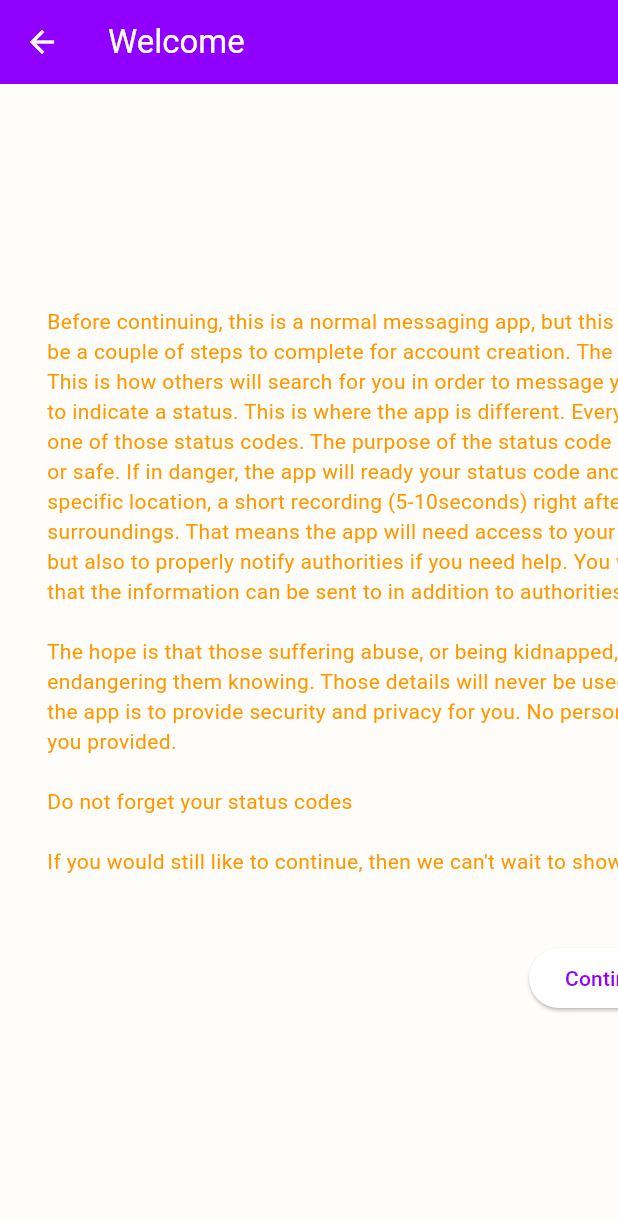
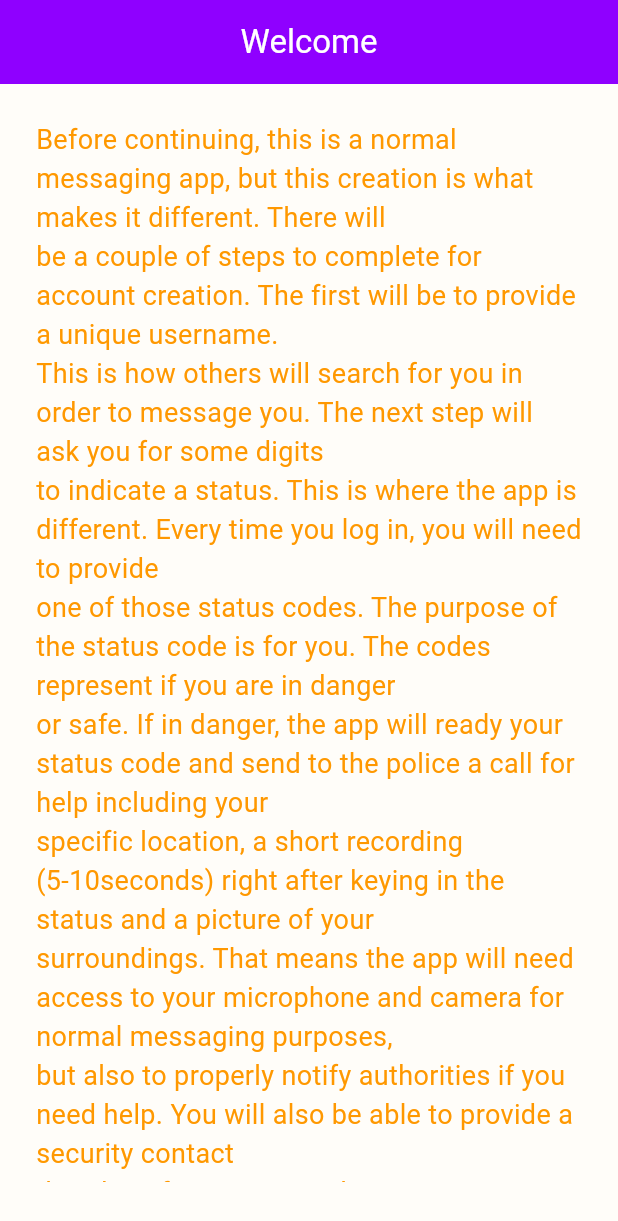
Before and after one commit to MRPHFitch/Projects, a Flutter app: the screen it shows after launch, on a phone screen of 412 x 824 dp. Shown: the top 1221 px of the screen. Run offline on Flutter 3.47's test engine with Material 3 defaults, Android fonts, the phone set to English and light mode, and no system bars; our stand-ins replace permission_handler, shared_preferences; missing offline and left inert: flutter_close_app; project files that could hold a hidden picture were left out.

Commit message:
Danger status closes, UI cleaned up

```diff
--- a/Bastion/comms/lib/pages/accountCreation.dart
+++ b/Bastion/comms/lib/pages/accountCreation.dart
@@ -2,14 +2,46 @@ import 'dart:convert';
 import 'package:flutter/material.dart';
 import 'creationStep1.dart';
 import 'creationStep2.dart';
+import 'package:flutter/material.dart';
 
-class DescriptionStep extends StatelessWidget{
+class DescriptionStep extends StatefulWidget {
   final VoidCallback onAccept;
   const DescriptionStep({super.key, required this.onAccept});
 
   @override
-    Widget build(BuildContext context){
-      const String headsUp='''
+  State<DescriptionStep> createState() => _DescriptionStepState();
+}
+
+class _DescriptionStepState extends State<DescriptionStep> {
+  final ScrollController _scrollController = ScrollController();
+  bool _atBottom = false;
+
+  @override
+  void initState() {
+    super.initState();
+    _scrollController.addListener(_checkIfAtBottom);
+  }
+
+  void _checkIfAtBottom() {
+    if (_scrollController.offset >= _scrollController.position.maxScrollExtent &&
+        !_scrollController.position.outOfRange) {
+      if (!_atBottom) {
+        setState(() {
+          _atBottom = true;
+        });
+      }
+    }
+  }
+  @override
+  void dispose() {
+    _scrollController.removeListener(_checkIfAtBottom);
+    _scrollController.dispose();
+    super.dispose();
+  }
+
+  @override
+  Widget build(BuildContext context) {
+    const String headsUp = '''
 Before continuing, this is a normal messaging app, but this creation is what makes it different. There will
 be a couple of steps to complete for account creation. The first will be to provide a unique username.
 This is how others will search for you in order to message you. The next step will ask you for some digits
@@ -31,28 +63,47 @@ class DescriptionStep extends StatelessWidget{
 If you would still like to continue, then we can't wait to show you the app.
   ''';
     return Scaffold(
-      appBar: AppBar(title: const Text("Welcome")),
-      body: SingleChildScrollView(
-        scrollDirection: Axis.horizontal,
-        child: Padding(
+      appBar: AppBar(title: const Text("Welcome"),
+      automaticallyImplyLeading: false,
+      centerTitle: true),
+      body: Padding(
         padding: const EdgeInsets.all(24),
         child: Column(
           mainAxisAlignment: MainAxisAlignment.center,
           children: [
-              Text(headsUp,
-              style: TextStyle(fontSize: 14,
-                color: Colors.orange),
-                softWrap: false,
+            Expanded(
+              child: SafeArea(
+                child: SingleChildScrollView(
+                  controller: _scrollController,
+                  child: Text(
+                    headsUp,
+                    style: const TextStyle(fontSize: 18, color: Colors.orange),
+                    textAlign: TextAlign.left,
+                    softWrap: true,
                   ),
-              const SizedBox(height: 24),
+                ),
+              ),
+            ),
+            const SizedBox(height: 8),
+            Padding(
+              padding: EdgeInsets.only(bottom: MediaQuery.of(context).viewPadding.bottom + 4),
+              child: Column(
+                mainAxisSize: MainAxisSize.min,
+                children: [
+                  if (_atBottom)
                     ElevatedButton(
-                onPressed: onAccept,
-                child: const Text('Continue')
+                    onPressed: widget.onAccept,
+                    child: const Text('Continue',
+                    style:  const TextStyle(fontSize: 20)),
                     ),
                 ],
+              ),
             )
-        )
-      )
+            // if(_atBottom)
+            //   ElevatedButton(onPressed: widget.onAccept, child: const Text('Continue')),
+          ],
+        ),
+      ),
     );
   }
 }
@@ -69,10 +120,9 @@ class _AccountCreationPageState extends State<AccountCreationPage> {
   int _step = 0;
   String? phoneNumber;
 
-
   void _goToStep2(String phoneNum) {
     setState(() {
-      phoneNumber=phoneNum;
+      phoneNumber = phoneNum;
       _step = 2;
     });
   }
@@ -89,19 +139,18 @@ class _AccountCreationPageState extends State<AccountCreationPage> {
     Navigator.pushReplacementNamed(context, '/login');
   }
 
-  void _onPhoneEntered(String phone){
+  void _onPhoneEntered(String phone) {
     setState(() {
-      phoneNumber=phone;
+      phoneNumber = phone;
     });
     _completeAccount(phoneNumber!);
   }
 
   @override
   Widget build(BuildContext context) {
-    if(_step==0){
-      return DescriptionStep(onAccept: ()=>setState(() =>_step=1));
-    }
-    else if (_step == 1) {
+    if (_step == 0) {
+      return DescriptionStep(onAccept: () => setState(() => _step = 1));
+    } else if (_step == 1) {
       return AccountCreationStep1(onNext: _goToStep2);
     } else {
       return AccountCreationStep2(
--- a/Bastion/comms/lib/pages/creationStep2.dart
+++ b/Bastion/comms/lib/pages/creationStep2.dart
@@ -89,6 +89,7 @@ class _AccountCreationStep2State extends State<AccountCreationStep2> {
     return Scaffold(
       appBar: AppBar(
         title: const Text('Account Created'),
+        centerTitle: true,
         leading: IconButton(
           icon: const Icon(Icons.arrow_back),
           onPressed: widget.onBack,
```
Also changed, not shown: Bastion/comms/lib/pages/creationStep1.dart (+14 -7 lines), Bastion/comms/lib/pages/login.dart (+8 -0 lines). Lines whose indentation alone changed are shown as unchanged.
